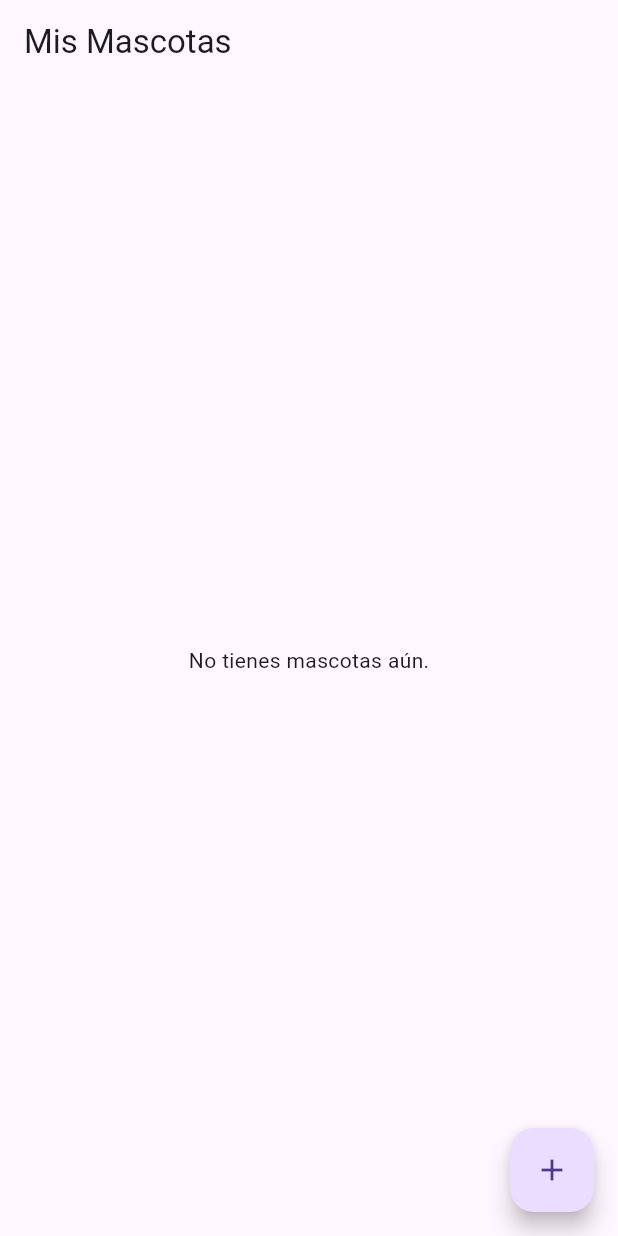
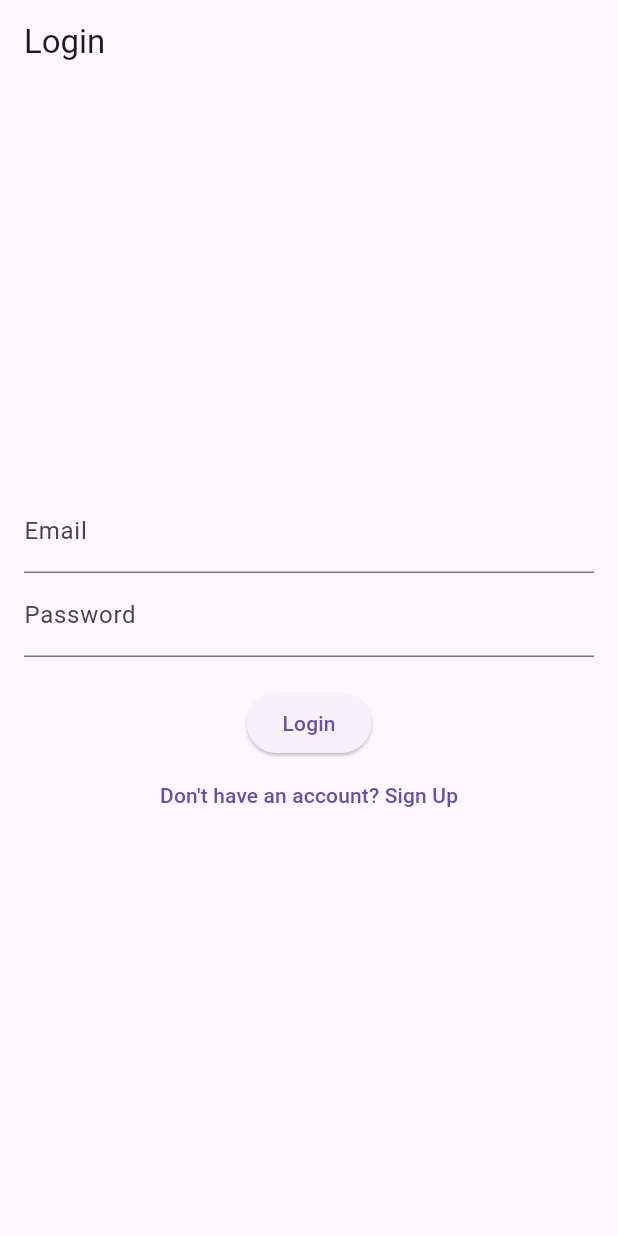
Before and after one commit to Cordar/petpal, a Flutter app: the screen it shows after launch, on a phone screen of 412 x 824 dp. Run offline on Flutter 3.47's test engine with Material 3 defaults, Android fonts, the phone set to English and light mode, and no system bars; our stand-ins replace cloud_firestore, firebase_auth, firebase_core, firebase_storage, image_picker; accounts and stored records are empty.

Commit message:
add login

```diff
--- a/lib/main.dart
+++ b/lib/main.dart
@@ -1,8 +1,8 @@
 import 'package:firebase_core/firebase_core.dart';
 import 'package:flutter/material.dart';
+import 'package:mybestfriend/screens/login_screen.dart';
 import 'package:provider/provider.dart';
 import './providers/pet_provider.dart';
-import './screens/home_screen.dart';
 import 'firebase_options.dart';
 
 Future<void> main() async {
@@ -23,7 +23,7 @@ class MyApp extends StatelessWidget {
       child: MaterialApp(
         title: 'Pet Pal',
         theme: ThemeData(),
-        home: HomeScreen(),
+        home: LoginScreen(),
       ),
     );
   }
--- a/lib/models/pet.dart
+++ b/lib/models/pet.dart
@@ -5,6 +5,7 @@ import 'package:path/path.dart';
 
 class Pet {
   String? id;
+  final String userId;
   final String name;
   final DateTime birthday;
   final String imageUrl;
@@ -17,6 +18,7 @@ class Pet {
 
   Pet({
     this.id,
+    this.userId = "",
     required this.name,
     required this.birthday,
     required this.imageUrl,
@@ -262,6 +264,7 @@ class Pet {
     }
     return Pet(
       id: snapshot.id,
+      userId: data['userId'] ?? "",
       name: data['name'] ?? "",
       birthday: (data['birthday'] as Timestamp?)?.toDate() ?? DateTime.now(),
       imageUrl: data['imageUrl'] ?? "",
@@ -284,6 +287,7 @@ class Pet {
 
   Map<String, dynamic> toFirestore() {
     return {
+      'userId': userId,
       'name': name,
       'birthday': birthday,
       'imageUrl': imageUrl,
--- a/lib/screens/add_pet_screen.dart
+++ b/lib/screens/add_pet_screen.dart
@@ -96,6 +96,7 @@ class AddPetScreenState extends State<AddPetScreen> {
       _isUploading = false;
     });
 
+    if (mounted) {
       if (imageUrl != null) {
         Provider.of<PetProvider>(context, listen: false).addPet(
           name,
@@ -109,6 +110,7 @@ class AddPetScreenState extends State<AddPetScreen> {
         ScaffoldMessenger.of(context).showSnackBar(
           const SnackBar(content: Text('Error al subir la imagen.')),
         );
+      }
     }
   }
 
--- a/lib/screens/home_screen.dart
+++ b/lib/screens/home_screen.dart
@@ -20,10 +20,10 @@ class HomeScreen extends StatelessWidget {
 
         return Scaffold(
           appBar: AppBar(
-            title: Text('Mis Mascotas'),
+            title: Text('My pets'),
           ),
           body: petProvider.pets.isEmpty
-              ? Center(child: Text('No tienes mascotas aún.'))
+              ? Center(child: Text('Add your first pet by using the + button.'))
               : ListView.builder(
                   itemCount: petProvider.pets.length,
                   itemBuilder: (ctx, index) {
--- /dev/null
+++ b/lib/screens/login_screen.dart
@@ -0,0 +1,79 @@
+import 'package:flutter/material.dart';
+import 'package:firebase_auth/firebase_auth.dart';
+import 'package:mybestfriend/screens/home_screen.dart';
+import 'package:mybestfriend/screens/sign_up_screen.dart';
+import 'package:mybestfriend/services/auth_service.dart';
+
+class LoginScreen extends StatefulWidget {
+  const LoginScreen({super.key});
+
+  @override
+  LoginScreenState createState() => LoginScreenState();
+}
+
+class LoginScreenState extends State<LoginScreen> {
+  final TextEditingController emailController = TextEditingController();
+  final TextEditingController passwordController = TextEditingController();
+  final AuthService _authService = AuthService();
+
+  void _login() async {
+    User? user = await _authService.login(
+      emailController.text.trim(),
+      passwordController.text.trim(),
+    );
+
+    if (mounted) {
+      if (user != null) {
+        ScaffoldMessenger.of(context).showSnackBar(
+          SnackBar(content: Text("Login Successful!")),
+        );
+        Navigator.pushReplacement(
+          context,
+          MaterialPageRoute(builder: (context) => HomeScreen()),
+        );
+      } else {
+        ScaffoldMessenger.of(context).showSnackBar(
+          SnackBar(content: Text("Login Failed. Check credentials.")),
+        );
+      }
+    }
+  }
+
+  @override
+  Widget build(BuildContext context) {
+    return Scaffold(
+      appBar: AppBar(title: Text("Login")),
+      body: Padding(
+        padding: EdgeInsets.all(16.0),
+        child: Column(
+          mainAxisAlignment: MainAxisAlignment.center,
+          children: [
+            TextField(
+              controller: emailController,
+              decoration: InputDecoration(labelText: "Email"),
+            ),
+            TextField(
+              controller: passwordController,
+              decoration: InputDecoration(labelText: "Password"),
+              obscureText: true,
+            ),
+            SizedBox(height: 20),
+            ElevatedButton(
+              onPressed: _login,
+              child: Text("Login"),
+            ),
+            TextButton(
+              onPressed: () {
+                Navigator.push(
+                  context,
+                  MaterialPageRoute(builder: (context) => SignUpScreen()),
+                );
+              },
+              child: Text("Don't have an account? Sign Up"),
+            ),
+          ],
+        ),
+      ),
+    );
+  }
+}
--- /dev/null
+++ b/lib/services/auth_service.dart
@@ -0,0 +1,39 @@
+import 'package:firebase_auth/firebase_auth.dart';
+
+class AuthService {
+  final FirebaseAuth _auth = FirebaseAuth.instance;
+
+  String? getUserId() {
+    User? user = FirebaseAuth.instance.currentUser;
+    return user?.uid;
+  }
+
+  Future<User?> signUp(String email, String password) async {
+    try {
+      UserCredential userCredential =
+          await _auth.createUserWithEmailAndPassword(
+        email: email,
+        password: password,
+      );
+      return userCredential.user;
+    } catch (e) {
+      return null;
+    }
+  }
+
+  Future<User?> login(String email, String password) async {
+    try {
+      UserCredential userCredential = await _auth.signInWithEmailAndPassword(
+        email: email,
+        password: password,
+      );
+      return userCredential.user;
+    } catch (e) {
+      return null;
+    }
+  }
+
+  Future<void> logout() async {
+    await _auth.signOut();
+  }
+}
```
Also changed, not shown: lib/providers/pet_provider.dart (+19 -3 lines), lib/screens/sign_up_screen.dart (added, +75 -0 lines), 8 other files. Lines whose indentation alone changed are shown as unchanged.
